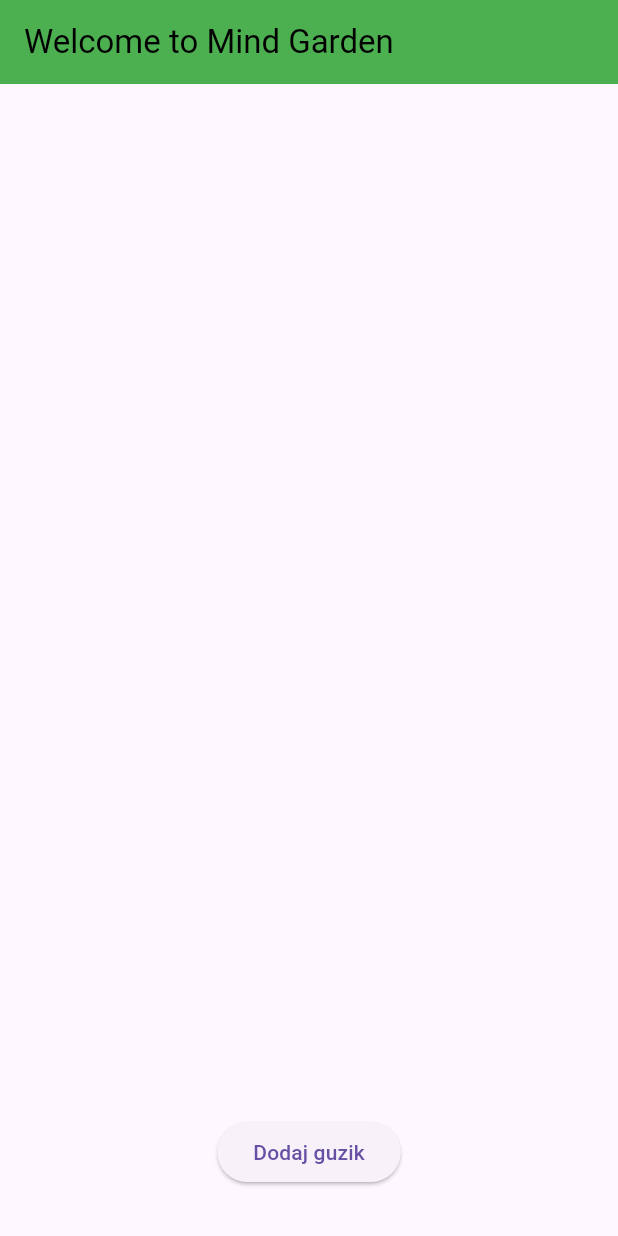
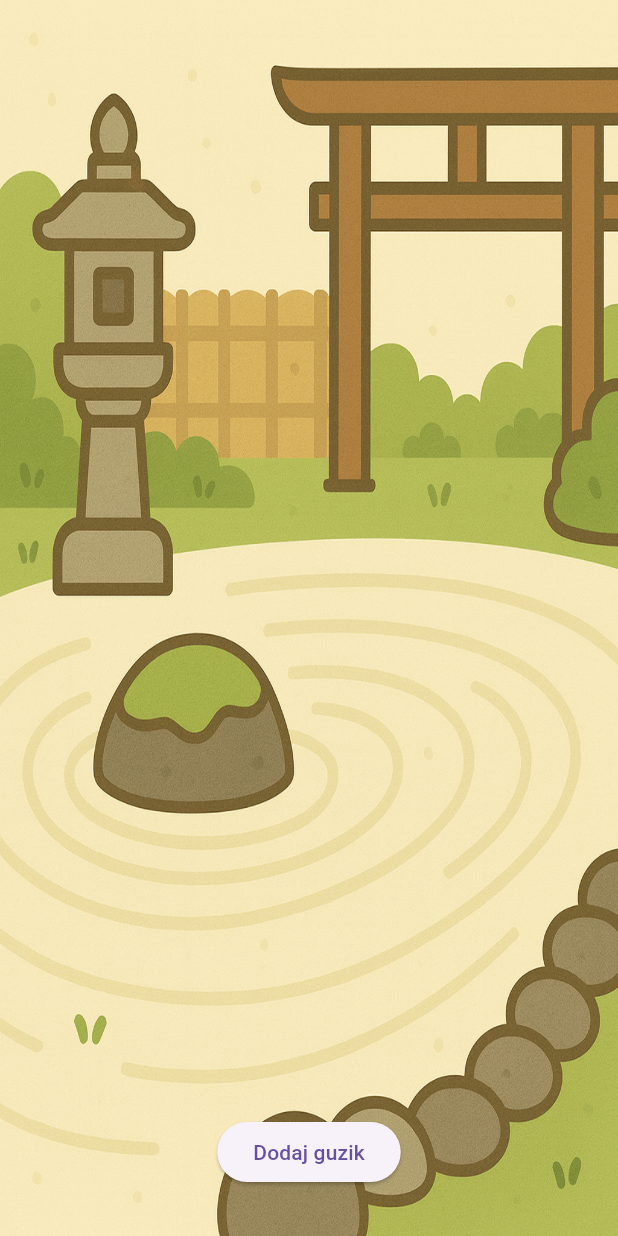
Before and after one commit to FrankiPLCZ/MindGargenApp, a Flutter app: the screen it shows after launch, on a phone screen of 412 x 824 dp. Run offline on Flutter 3.47's test engine with Material 3 defaults, Android fonts, the phone set to English and light mode, and no system bars; our stand-ins replace audioplayers.

Commit message:
Updated background

```diff
--- a/mind_garden/lib/main.dart
+++ b/mind_garden/lib/main.dart
@@ -1,46 +1,3 @@
-// import 'package:flutter/material.dart';
-
-// void main(List<String> args) {
-//   runApp(MindGardenApp());
-
-// }
-
-// class MindGardenApp extends StatelessWidget {
-//   @override
-//   Widget build(BuildContext context) {
-//     return MaterialApp(
-//       home: Scaffold(
-//         appBar: AppBar(
-//           title: Text('Welcome to Mind Garden'),
-//           backgroundColor: Colors.green,
-//           foregroundColor: Colors.black,
-//         ),
-//         body: Center(
-//           child: Container(
-//             height: 300,
-//             width: 300,
-//           alignment: Alignment.center,
-//           decoration: BoxDecoration(
-//             color: Colors.lightGreen[50],
-//             border: Border.all(color: Colors.green, width: 2),
-//             borderRadius: BorderRadius.circular(10),
-//           ),
-//           child: Material(
-//             color: Colors.transparent,
-//             child: InkWell(
-//               borderRadius: BorderRadius.circular(50),
-//               splashColor: const Color.fromARGB(255, 204, 240, 105).withOpacity(0.8), // kolor animacji
-//               onTap: () {
-//                 // tutaj możesz dodać swoją logikę po kliknięciu
-//               },
-//             ),
-//           ),
-//         ),
-//       ),
-//     ),
-//   );
-//   }
-// }
 import 'package:flutter/material.dart';
 import 'dart:math';
 import 'package:audioplayers/audioplayers.dart';
@@ -56,12 +13,15 @@ class MindGardenApp extends StatelessWidget {
   Widget build(BuildContext context) {
     return MaterialApp(
       home: Scaffold(
-        appBar: AppBar(
-          title: Text('Welcome to Mind Garden'),
-          backgroundColor: Colors.green,
-          foregroundColor: Colors.black,
+        body: Container(
+          decoration: BoxDecoration(
+            image: DecorationImage(
+              image: AssetImage('assets/background_clean.png'), // lub inny plik z assets
+              fit: BoxFit.fill,
+            ),
+          ),
+          child: const RippleSpawner(),
         ),
-        body: const RippleSpawner(),
       ),
     );
   }
--- a/mind_garden/pubspec.yaml
+++ b/mind_garden/pubspec.yaml
@@ -61,6 +61,7 @@ flutter:
   # To add assets to your application, add an assets section, like this:
   assets:
     - assets/gong1.wav
+    - assets/background_clean.png
 
   # An image asset can refer to one or more resolution-specific "variants", see
   # https://flutter.dev/to/resolution-aware-images
```
Also changed, not shown: mind_garden/assets/background_clean.png (added).
